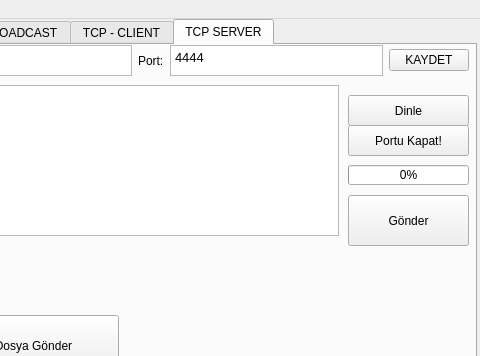
Old version of the form qt.ui in the repository mcagriaksoy/TCP-Serial-UDP-Communication-GUI; both pictures show x 254 to 734 and y 0 to 356 of the 734 by 493 pixel window.
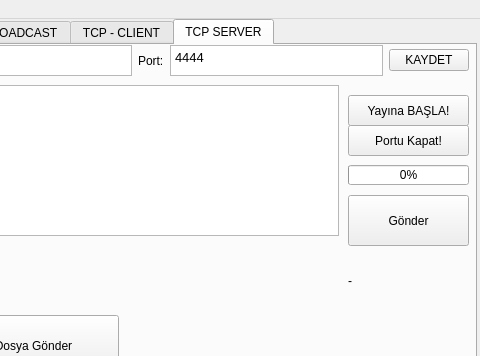
New version of the form. The open tabs and pages were chosen to show the change. Icons and pictures are not drawn.

What changed in the file:
```diff
--- a/qt.ui
+++ b/qt.ui
@@ -840,7 +840,7 @@
           </rect>
          </property>
          <property name="text">
-          <string>Dinle</string>
+          <string>Yayına BAŞLA!</string>
          </property>
         </widget>
         <widget class="QProgressBar" name="progressBar_10">
@@ -1060,6 +1060,19 @@
           </item>
          </layout>
         </widget>
+        <widget class="QLabel" name="label_27">
+         <property name="geometry">
+          <rect>
+           <x>600</x>
+           <y>220</y>
+           <width>121</width>
+           <height>31</height>
+          </rect>
+         </property>
+         <property name="text">
+          <string>-</string>
+         </property>
+        </widget>
        </widget>
       </widget>
      </item>
```
Left out of the diff: 8 changed lines with no effect on the pictures.
